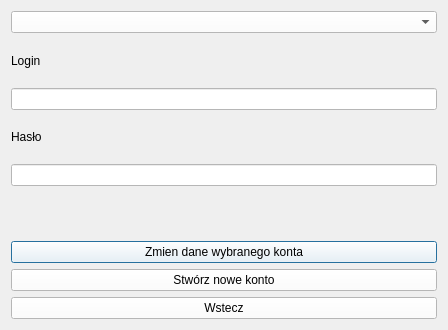
Above: listauzytkownikow.ui from przemek1793/UML-z-qt before the change. Below: the same form after it.
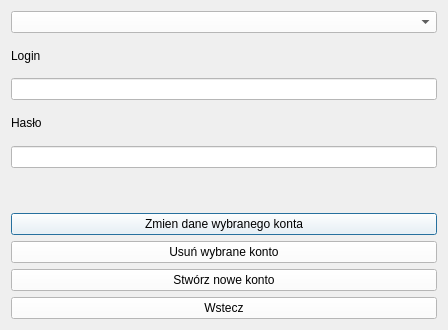
That is the form after the change.

Commit message: Zmiana danych konta

```diff
--- a/listauzytkownikow.ui
+++ b/listauzytkownikow.ui
@@ -66,6 +66,16 @@
      </property>
     </widget>
    </item>
+   <item>
+    <widget class="QPushButton" name="Usun">
+     <property name="styleSheet">
+      <string notr="true">background-color:white;</string>
+     </property>
+     <property name="text">
+      <string>Usuń wybrane konto</string>
+     </property>
+    </widget>
+   </item>
    <item>
     <widget class="QPushButton" name="NoweKonto">
      <property name="styleSheet">
```
The commit also changes 2 other files.
